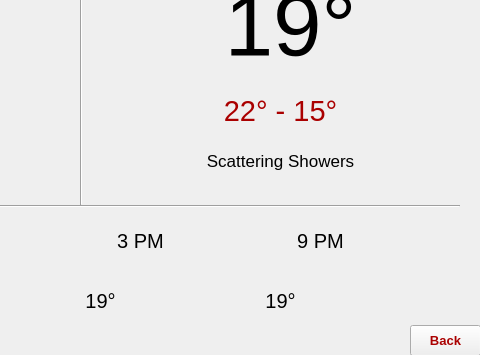
Qt form RPI/GUI/UI/Weather.ui (YehiaEhab16/FOTA_Graduation-Project-2022) before a commit; both pictures show x 320 to 800 and y 125 to 480 of the 800 by 480 pixel window.
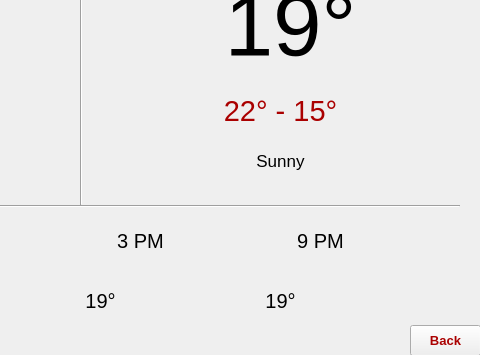
The same form after that commit. Icons and pictures are not drawn.

Commit message: Fixed Error in Weather GUI

What changed in the file:
```diff
--- a/RPI/GUI/UI/Weather.ui
+++ b/RPI/GUI/UI/Weather.ui
@@ -1363,7 +1363,7 @@
     </font>
    </property>
    <property name="text">
-    <string>Scattering Showers</string>
+    <string>Sunny</string>
    </property>
    <property name="scaledContents">
     <bool>true</bool>
```
The commit also changes 2 other files.
